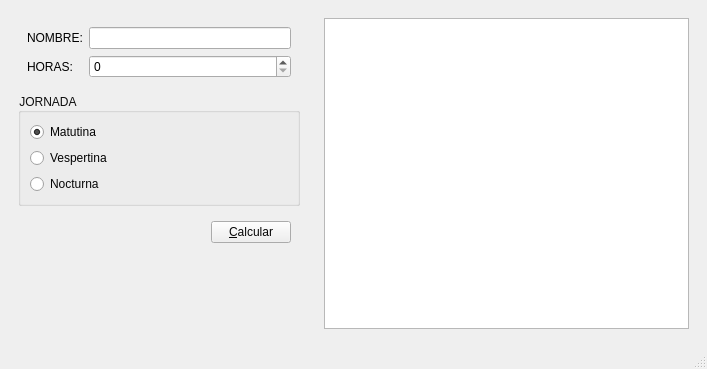
Old version of the form salarios.ui in the repository DaniMena04/P60-Salarios.
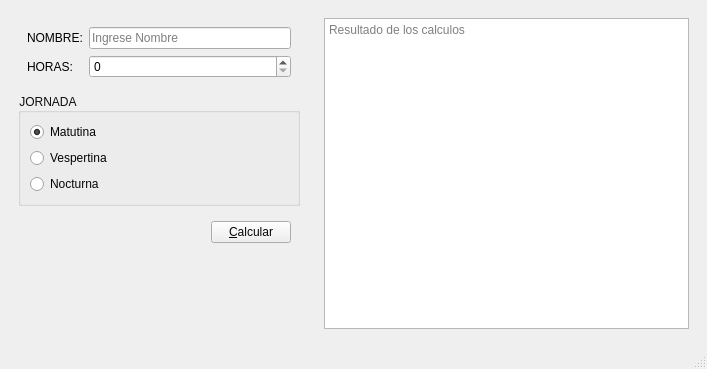
New version of the form.

Commit message: Calculo y validaciones de salarios en GUI

What changed in the file:
```diff
--- a/salarios.ui
+++ b/salarios.ui
@@ -47,7 +47,11 @@
            </widget>
           </item>
           <item row="0" column="1">
-           <widget class="QLineEdit" name="intNombre"/>
+           <widget class="QLineEdit" name="intNombre">
+            <property name="placeholderText">
+             <string>Ingrese Nombre</string>
+            </property>
+           </widget>
           </item>
           <item row="1" column="0">
            <widget class="QLabel" name="label_2">
@@ -168,7 +172,14 @@
       </property>
       <layout class="QVBoxLayout" name="verticalLayout_3">
        <item>
-        <widget class="QPlainTextEdit" name="outTexto"/>
+        <widget class="QPlainTextEdit" name="outTexto">
+         <property name="readOnly">
+          <bool>true</bool>
+         </property>
+         <property name="placeholderText">
+          <string>Resultado de los calculos</string>
+         </property>
+        </widget>
        </item>
       </layout>
      </widget>
```
The commit also changes 4 other files.
